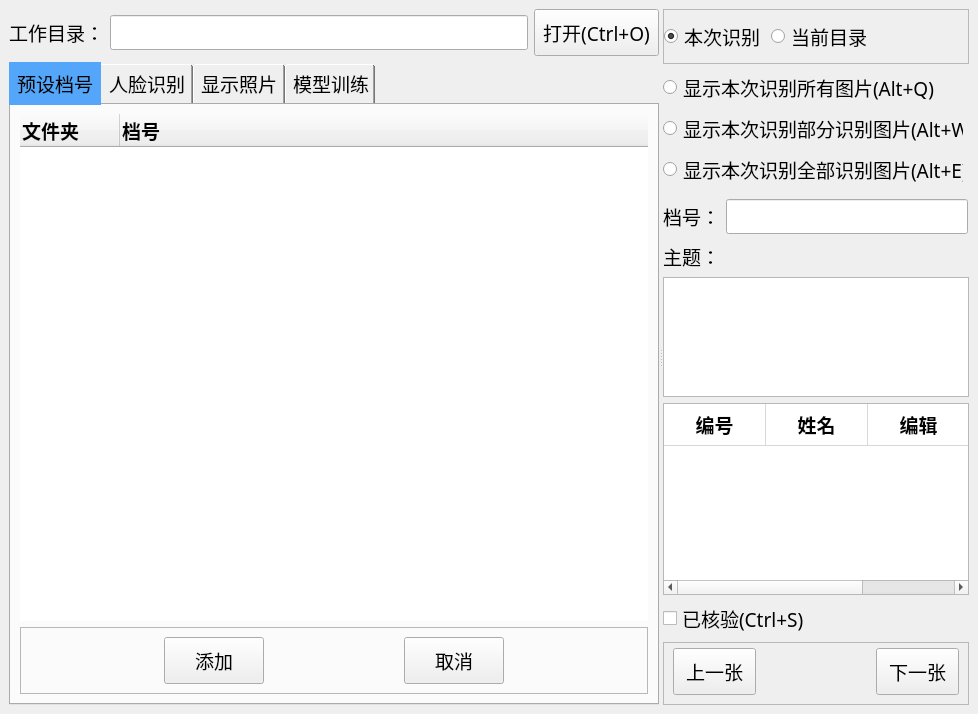
Before: the Qt Designer form qt/mainwindow.ui in Chieoho/photo_arch, drawn with Qt 5.
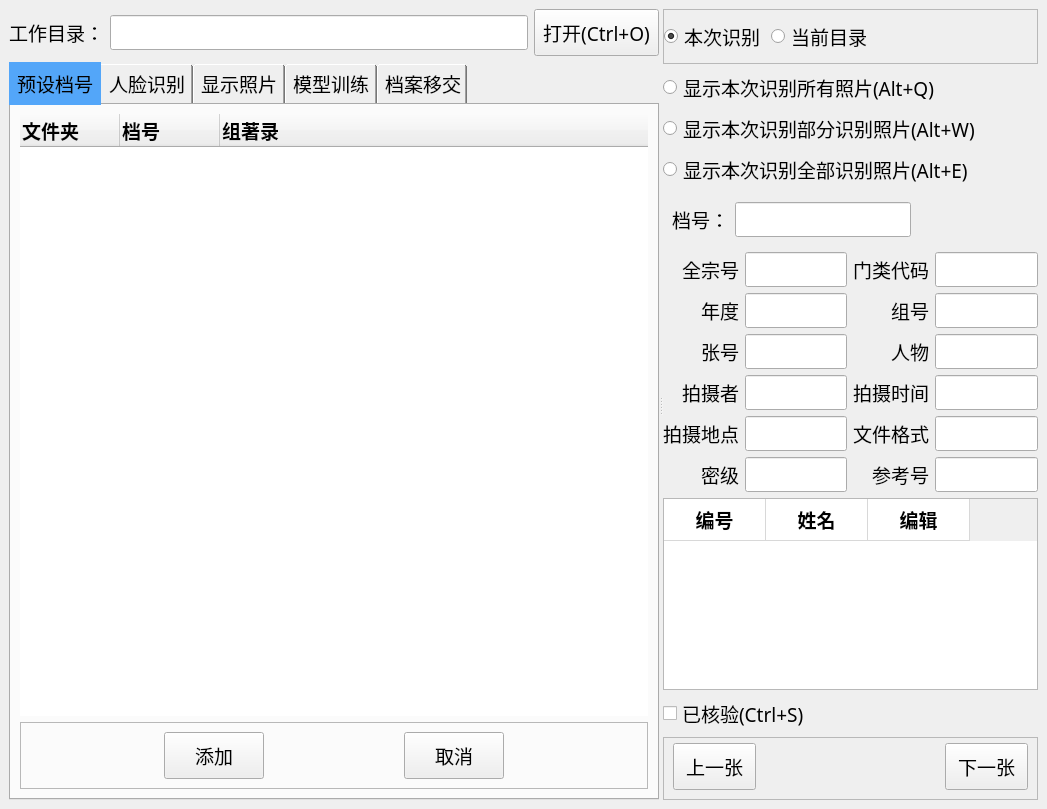
After: the same form once the commit is applied. Icons and pictures are not drawn.

Commit message: 1、使用python内建线程来启动人脸识别模块，解决关闭程序时报错问题；2、增加系统初始化中提示。

What changed in the file:
```diff
--- a/qt/mainwindow.ui
+++ b/qt/mainwindow.ui
@@ -6,8 +6,8 @@
    <rect>
     <x>0</x>
     <y>0</y>
-    <width>978</width>
-    <height>673</height>
+    <width>1047</width>
+    <height>699</height>
    </rect>
   </property>
   <property name="font">
@@ -176,6 +176,19 @@
                 </font>
                </property>
               </column>
+              <column>
+               <property name="text">
+                <string>组著录</string>
+               </property>
+               <property name="font">
+                <font>
+                 <family>新宋体</family>
+                 <pointsize>14</pointsize>
+                 <weight>75</weight>
+                 <bold>true</bold>
+                </font>
+               </property>
+              </column>
              </widget>
             </item>
             <item row="1" column="0">
@@ -1181,6 +1194,15 @@
             </item>
            </layout>
           </widget>
+          <widget class="QWidget" name="arch_transfer_tab">
+           <attribute name="icon">
+            <iconset>
+             <normaloff>../icon/arch_transfer.png</normaloff>../icon/arch_transfer.png</iconset>
+           </attribute>
+           <attribute name="title">
+            <string>档案移交</string>
+           </attribute>
+          </widget>
          </widget>
         </item>
         <item row="0" column="2">
@@ -1240,38 +1262,73 @@
         </size>
        </property>
        <layout class="QGridLayout" name="gridLayout_8">
-        <item row="8" column="0">
-         <widget class="QCheckBox" name="verifycheckBox">
-          <property name="font">
-           <font>
-            <family>新宋体</family>
-            <pointsize>14</pointsize>
-           </font>
-          </property>
-          <property name="text">
-           <string>已核验(Ctrl+S)</string>
-          </property>
-          <property name="shortcut">
-           <string>Ctrl+S</string>
-          </property>
-         </widget>
-        </item>
-        <item row="6" column="0" colspan="3">
-         <widget class="QTextEdit" name="theme_textEdit">
-          <property name="maximumSize">
+        <item row="0" column="0" colspan="4">
+         <widget class="QFrame" name="frame_6">
+          <property name="minimumSize">
            <size>
-            <width>16777215</width>
-            <height>120</height>
+            <width>0</width>
+            <height>32</height>
            </size>
           </property>
+          <property name="frameShape">
+           <enum>QFrame::StyledPanel</enum>
+          </property>
+          <property name="frameShadow">
+           <enum>QFrame::Raised</enum>
+          </property>
+          <layout class="QGridLayout" name="gridLayout_13">
+           <property name="leftMargin">
+            <number>0</number>
+           </property>
+           <item row="0" column="0">
+            <widget class="QRadioButton" name="select_dir_radioButton">
+             <property name="text">
+              <string>本次识别</string>
+             </property>
+             <property name="checked">
+              <bool>true</bool>
+             </property>
+            </widget>
+           </item>
+           <item row="0" column="1">
+            <widget class="QRadioButton" name="current_dir_radioButton">
+             <property name="text">
+              <string>当前目录</string>
+             </property>
+            </widget>
+           </item>
+           <item row="0" column="2">
+            <spacer name="horizontalSpacer_11">
+             <property name="orientation">
+              <enum>Qt::Horizontal</enum>
+             </property>
+             <property name="sizeHint" stdset="0">
+              <size>
+               <width>50</width>
+               <height>20</height>
+              </size>
+             </property>
+            </spacer>
+           </item>
+          </layout>
+         </widget>
+        </item>
+        <item row="1" column="0" colspan="4">
+         <widget class="QRadioButton" name="all_pic_radioButton">
           <property name="font">
            <font>
             <pointsize>14</pointsize>
            </font>
           </property>
+          <property name="text">
+           <string>显示本次识别所有照片(Alt+Q)</string>
+          </property>
+          <property name="shortcut">
+           <string>Alt+Q</string>
+          </property>
          </widget>
         </item>
-        <item row="2" column="0" colspan="2">
+        <item row="2" column="0" colspan="4">
          <widget class="QRadioButton" name="part_recognition_radioButton">
           <property name="font">
            <font>
@@ -1279,14 +1336,316 @@
            </font>
           </property>
           <property name="text">
-           <string>显示本次识别部分识别图片(Alt+W)</string>
+           <string>显示本次识别部分识别照片(Alt+W)</string>
           </property>
           <property name="shortcut">
            <string>Alt+W</string>
           </property>
          </widget>
         </item>
-        <item row="7" column="0" colspan="3">
+        <item row="3" column="0" colspan="4">
+         <widget class="QRadioButton" name="all_recognition_radioButton">
+          <property name="font">
+           <font>
+            <pointsize>14</pointsize>
+           </font>
+          </property>
+          <property name="text">
+           <string>显示本次识别全部识别照片(Alt+E)</string>
+          </property>
+          <property name="shortcut">
+           <string>Alt+E</string>
+          </property>
+         </widget>
+        </item>
+        <item row="4" column="0" colspan="4">
+         <widget class="QFrame" name="frame">
+          <property name="enabled">
+           <bool>true</bool>
+          </property>
+          <property name="minimumSize">
+           <size>
+            <width>0</width>
+            <height>32</height>
+           </size>
+          </property>
+          <property name="layoutDirection">
+           <enum>Qt::LeftToRight</enum>
+          </property>
+          <layout class="QGridLayout" name="gridLayout_10">
+           <item row="0" column="1">
+            <widget class="QLineEdit" name="arch_num_lineEdit">
+             <property name="font">
+              <font>
+               <pointsize>14</pointsize>
+              </font>
+             </property>
+            </widget>
+           </item>
+           <item row="0" column="0">
+            <widget class="QLabel" name="label_2">
+             <property name="maximumSize">
+              <size>
+               <width>120</width>
+               <height>16777215</height>
+              </size>
+             </property>
+             <property name="font">
+              <font>
+               <family>新宋体</family>
+               <pointsize>14</pointsize>
+              </font>
+             </property>
+             <property name="text">
+              <string>档号：</string>
+             </property>
+            </widget>
+           </item>
+           <item row="0" column="2">
+            <spacer name="horizontalSpacer_8">
+             <property name="orientation">
+              <enum>Qt::Horizontal</enum>
+             </property>
+             <property name="sizeHint" stdset="0">
+              <size>
+               <width>62</width>
+               <height>20</height>
+              </size>
+             </property>
+            </spacer>
+           </item>
+          </layout>
+         </widget>
+        </item>
+        <item row="5" column="0">
+         <widget class="QLabel" name="label_3">
+          <property name="maximumSize">
+           <size>
+            <width>120</width>
+            <height>16777215</height>
+           </size>
+          </property>
+          <property name="font">
+           <font>
+            <family>新宋体</family>
+            <pointsize>14</pointsize>
+           </font>
+          </property>
+          <property name="text">
+           <string>全宗号</string>
+          </property>
+          <property name="alignment">
+           <set>Qt::AlignRight|Qt::AlignTrailing|Qt::AlignVCenter</set>
+          </property>
+         </widget>
+        </item>
+        <item row="5" column="1">
+         <widget class="QLineEdit" name="lineEdit"/>
+        </item>
+        <item row="5" column="2">
+         <widget class="QLabel" name="label_16">
+          <property name="text">
+           <string>门类代码</string>
+          </property>
+          <property name="alignment">
+           <set>Qt::AlignRight|Qt::AlignTrailing|Qt::AlignVCenter</set>
+          </property>
+         </widget>
+        </item>
+        <item row="5" column="3">
+         <widget class="QLineEdit" name="lineEdit_2"/>
+        </item>
+        <item row="6" column="0">
+         <widget class="QLabel" name="label_18">
+          <property name="maximumSize">
+           <size>
+            <width>120</width>
+            <height>16777215</height>
+           </size>
+          </property>
+          <property name="font">
+           <font>
+            <family>新宋体</family>
+            <pointsize>14</pointsize>
+           </font>
+          </property>
+          <property name="text">
+           <string>年度</string>
+          </property>
+          <property name="alignment">
+           <set>Qt::AlignRight|Qt::AlignTrailing|Qt::AlignVCenter</set>
+          </property>
+         </widget>
+        </item>
+        <item row="6" column="1">
+         <widget class="QLineEdit" name="lineEdit_3"/>
+        </item>
+        <item row="6" column="2">
+         <widget class="QLabel" name="label_17">
+          <property name="text">
+           <string>组号</string>
+          </property>
+          <property name="alignment">
+           <set>Qt::AlignRight|Qt::AlignTrailing|Qt::AlignVCenter</set>
+          </property>
+         </widget>
+        </item>
+        <item row="6" column="3">
+         <widget class="QLineEdit" name="lineEdit_4"/>
+        </item>
+        <item row="7" column="0">
+         <widget class="QLabel" name="label_21">
+          <property name="maximumSize">
+           <size>
+            <width>120</width>
+            <height>16777215</height>
+           </size>
+          </property>
+          <property name="font">
+           <font>
+            <family>新宋体</family>
+            <pointsize>14</pointsize>
+           </font>
+          </property>
+          <property name="text">
+           <string>张号</string>
+          </property>
+          <property name="alignment">
+           <set>Qt::AlignRight|Qt::AlignTrailing|Qt::AlignVCenter</set>
+          </property>
+         </widget>
+        </item>
+        <item row="7" column="1">
+         <widget class="QLineEdit" name="lineEdit_5"/>
+        </item>
+        <item row="7" column="2">
+         <widget class="QLabel" name="label_20">
+          <property name="text">
+           <string>人物</string>
+          </property>
+          <property name="alignment">
+           <set>Qt::AlignRight|Qt::AlignTrailing|Qt::AlignVCenter</set>
+          </property>
+         </widget>
+        </item>
+        <item row="7" column="3">
+         <widget class="QLineEdit" name="lineEdit_6"/>
+        </item>
+        <item row="8" column="0">
+         <widget class="QLabel" name="label_23">
+          <property name="maximumSize">
+           <size>
+            <width>120</width>
+            <height>16777215</height>
+           </size>
+          </property>
+          <property name="font">
+           <font>
+            <family>新宋体</family>
+            <pointsize>14</pointsize>
+           </font>
+          </property>
+          <property name="text">
+           <string>拍摄者</string>
+          </property>
+          <property name="alignment">
+           <set>Qt::AlignRight|Qt::AlignTrailing|Qt::AlignVCenter</set>
+          </property>
+         </widget>
+        </item>
+        <item row="8" column="1">
+         <widget class="QLineEdit" name="lineEdit_7"/>
+        </item>
+        <item row="8" column="2">
+         <widget class="QLabel" name="label_22">
+          <property name="text">
+           <string>拍摄时间</string>
+          </property>
+          <property name="alignment">
+           <set>Qt::AlignRight|Qt::AlignTrailing|Qt::AlignVCenter</set>
+          </property>
+         </widget>
+        </item>
+        <item row="8" column="3">
+         <widget class="QLineEdit" name="lineEdit_8"/>
+        </item>
+        <item row="9" column="0">
+         <widget class="QLabel" name="label_25">
+          <property name="maximumSize">
+           <size>
+            <width>120</width>
+            <height>16777215</height>
+           </size>
+          </property>
+          <property name="font">
+           <font>
+            <family>新宋体</family>
+            <pointsize>14</pointsize>
+           </font>
+          </property>
+          <property name="text">
+           <string>拍摄地点</string>
+          </property>
+          <property name="alignment">
+           <set>Qt::AlignRight|Qt::AlignTrailing|Qt::AlignVCenter</set>
+          </property>
+         </widget>
+        </item>
+        <item row="9" column="1">
+         <widget class="QLineEdit" name="lineEdit_9"/>
+        </item>
+        <item row="9" column="2">
+         <widget class="QLabel" name="label_24">
+          <property name="text">
+           <string>文件格式</string>
+          </property>
+          <property name="alignment">
+           <set>Qt::AlignRight|Qt::AlignTrailing|Qt::AlignVCenter</set>
+          </property>
+         </widget>
+        </item>
+        <item row="9" column="3">
+         <widget class="QLineEdit" name="lineEdit_10"/>
+        </item>
+        <item row="10" column="0">
+         <widget class="QLabel" name="label_27">
+          <property name="maximumSize">
+           <size>
+            <width>120</width>
+            <height>16777215</height>
+           </size>
+          </property>
+          <property name="font">
+           <font>
+            <family>新宋体</family>
+            <pointsize>14</pointsize>
+           </font>
+          </property>
+          <property name="text">
+           <string>密级</string>
+          </property>
+          <property name="alignment">
+           <set>Qt::AlignRight|Qt::AlignTrailing|Qt::AlignVCenter</set>
+          </property>
+         </widget>
+        </item>
+        <item row="10" column="1">
+         <widget class="QLineEdit" name="lineEdit_11"/>
+        </item>
+        <item row="10" column="2">
+         <widget class="QLabel" name="label_26">
+          <property name="text">
+           <string>参考号</string>
+          </property>
+          <property name="alignment">
+           <set>Qt::AlignRight|Qt::AlignTrailing|Qt::AlignVCenter</set>
+          </property>
+         </widget>
+        </item>
+        <item row="10" column="3">
+         <widget class="QLineEdit" name="lineEdit_12"/>
+        </item>
+        <item row="11" column="0" colspan="4">
          <widget class="QTableWidget" name="tableWidget">
           <property name="font">
            <font>
@@ -1367,65 +1726,23 @@
           </column>
          </widget>
         </item>
-        <item row="4" column="0" colspan="3">
-         <widget class="QFrame" name="frame">
-          <property name="enabled">
-           <bool>true</bool>
+        <item row="12" column="0" colspan="2">
+         <widget class="QCheckBox" name="verifycheckBox">
+          <property name="font">
+           <font>
+            <family>新宋体</family>
+            <pointsize>14</pointsize>
+           </font>
           </property>
-          <property name="minimumSize">
-           <size>
-            <width>0</width>
-            <height>32</height>
-           </size>
+          <property name="text">
+           <string>已核验(Ctrl+S)</string>
           </property>
-          <property name="layoutDirection">
-           <enum>Qt::LeftToRight</enum>
+          <property name="shortcut">
+           <string>Ctrl+S</string>
           </property>
-          <layout class="QGridLayout" name="gridLayout_10">
-           <property name="leftMargin">
-            <number>0</number>
-           </property>
-           <property name="topMargin">
-            <number>6</number>
-           </property>
-           <property name="rightMargin">
-            <number>1</number>
-           </property>
-           <property name="bottomMargin">
-            <number>2</number>
-           </property>
-           <item row="0" column="0">
-            <widget class="QLabel" name="label_2">
-             <property name="maximumSize">
-              <size>
-               <width>120</width>
-               <height>16777215</height>
-              </size>
-             </property>
-             <property name="font">
-              <font>
-               <family>新宋体</family>
-               <pointsize>14</pointsize>
-              </font>
-             </property>
-             <property name="text">
-              <string>档号：</string>
-             </property>
-            </widget>
-           </item>
-           <item row="0" column="1">
-            <widget class="QLineEdit" name="arch_num_lineEdit">
-             <property name="font">
-              <font>
-               <pointsize>14</pointsize>
-              </font>
-             </property>
-            </widget>
-           </item>
-          </layout>
          </widget>
         </item>
-        <item row="9" column="0" colspan="3">
+        <item row="13" column="0" colspan="4">
          <widget class="QFrame" name="frame_4">
           <property name="sizePolicy">
            <sizepolicy hsizetype="Expanding" vsizetype="Fixed">
@@ -1589,106 +1906,6 @@
           </layout>
          </widget>
         </item>
-        <item row="3" column="0" colspan="2">
-         <widget class="QRadioButton" name="all_recognition_radioButton">
-          <property name="font">
-           <font>
-            <pointsize>14</pointsize>
-           </font>
-          </property>
-          <property name="text">
-           <string>显示本次识别全部识别图片(Alt+E)</string>
-          </property>
-          <property name="shortcut">
-           <string>Alt+E</string>
-          </property>
-         </widget>
-        </item>
-        <item row="5" column="0">
-         <widget class="QLabel" name="label_3">
-          <property name="maximumSize">
-           <size>
-            <width>16777215</width>
-            <height>16777215</height>
-           </size>
-          </property>
-          <property name="font">
-           <font>
-            <family>新宋体</family>
-            <pointsize>14</pointsize>
-           </font>
-          </property>
-          <property name="text">
-           <string>主题：</string>
-          </property>
-         </widget>
-        </item>
-        <item row="1" column="0" colspan="2">
-         <widget class="QRadioButton" name="all_pic_radioButton">
-          <property name="font">
-           <font>
-            <pointsize>14</pointsize>
-           </font>
-          </property>
-          <property name="text">
-           <string>显示本次识别所有图片(Alt+Q)</string>
-          </property>
-          <property name="shortcut">
-           <string>Alt+Q</string>
-          </property>
-         </widget>
-        </item>
-        <item row="0" column="0" colspan="3">
-         <widget class="QFrame" name="frame_6">
-          <property name="minimumSize">
-           <size>
-            <width>0</width>
-            <height>32</height>
-           </size>
-          </property>
-          <property name="frameShape">
-           <enum>QFrame::StyledPanel</enum>
-          </property>
-          <property name="frameShadow">
-           <enum>QFrame::Raised</enum>
-          </property>
-          <layout class="QGridLayout" name="gridLayout_13">
-           <property name="leftMargin">
-            <number>0</number>
-           </property>
-           <item row="0" column="0">
-            <widget class="QRadioButton" name="select_dir_radioButton">
-             <property name="text">
-              <string>本次识别</string>
-             </property>
-             <property name="checked">
-              <bool>true</bool>
-             </property>
-            </widget>
-           </item>
-           <item row="0" column="1">
-            <widget class="QRadioButton" name="current_dir_radioButton">
-             <property name="text">
-              <string>当前目录</string>
-             </property>
-            </widget>
-           </item>
-           <item row="0" column="2">
-            <spacer name="horizontalSpacer_11">
-             <property name="orientation">
-              <enum>Qt::Horizontal</enum>
-             </property>
-             <property name="sizeHint" stdset="0">
-              <size>
-               <width>50</width>
-               <height>20</height>
-              </size>
-             </property>
-            </spacer>
-           </item>
-          </layout>
-         </widget>
-        </item>
        </layout>
       </widget>
      </widget>
```
Left out of the diff: 2 changed lines with no effect on the pictures. The commit also changes 2 other files.
